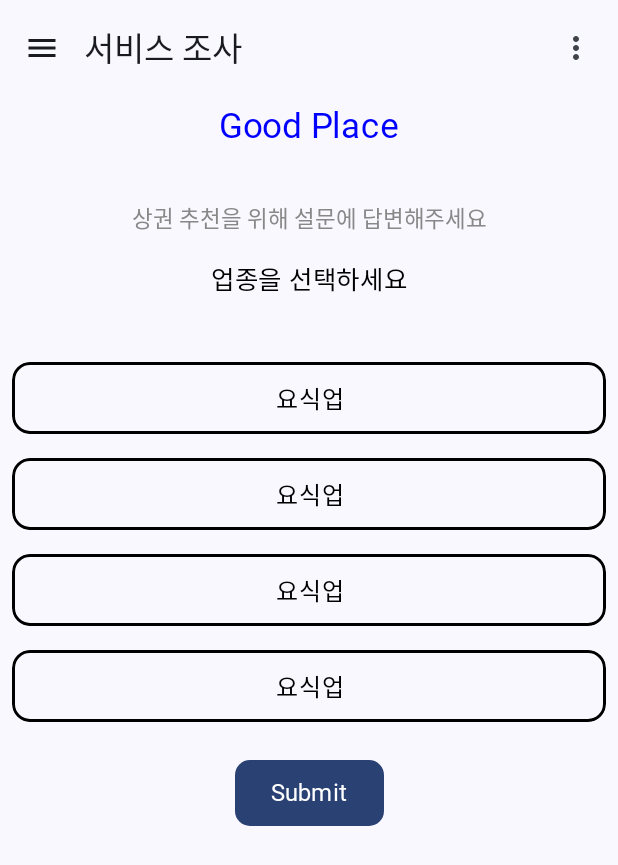
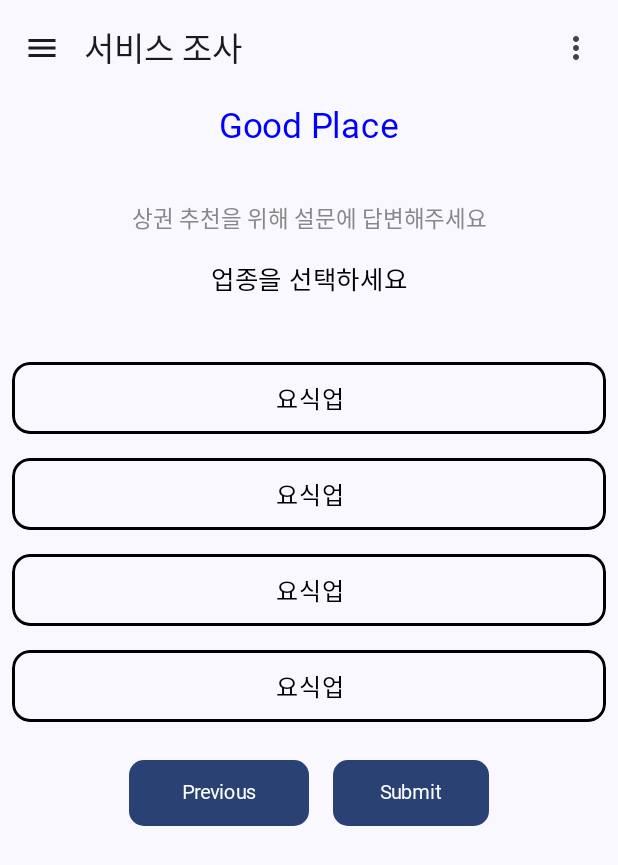
Before and after one commit to DESH-Project/desh, an Android app built with Jetpack Compose: the Survey2 screen opened through its navigation route, on a phone screen of 412 x 824 dp. Shown: the top 865 px of the screen. Run offline under Robolectric (Android 15) with nearby library versions, the phone set to English and light mode, and no system bars; Roboto replaces fonts that are not available here.

Commit message:
previous 버튼 완성

```diff
--- a/app/src/main/java/com/demo/desh/SurverActivity2.kt
+++ b/app/src/main/java/com/demo/desh/SurverActivity2.kt
@@ -66,6 +66,7 @@ class SurveyActivity2 : ComponentActivity() {
 fun SurveyScreen2(navController: NavController) {
     val appBarText = "서비스 조사"
     val submitButtonText = "Submit"
+    val prevButtonText = "Previous"
 
     ToolbarWithMenu2(name = appBarText)
 
@@ -82,23 +83,45 @@ fun SurveyScreen2(navController: NavController) {
             contentAlignment = Alignment.Center
         ) {
             CustomRadioGroup2()
+
+            Row() {
+                Arrangement.Center
+
                 Button(
                     onClick = {},
                     shape = RoundedCornerShape(10.dp),
                     modifier = Modifier
                         .height(44.dp)
-                    .width(99.dp)
+                        .width(120.dp)
+                ) {
+                    Text(
+                        text = prevButtonText,
+                        fontFamily = nanum,
+                        fontSize = 13.sp,
+                        color = Color.White
+                    )
+                }
+                Button(
+                    onClick = {},
+                    shape = RoundedCornerShape(10.dp),
+                    modifier = Modifier
+                        .height(44.dp)
+                        .width(120.dp)
+                        .padding(start = 16.dp)
                 ) {
                     Text(
                         text = submitButtonText,
                         fontFamily = nanum,
-                    fontSize = 16.sp,
+                        fontSize = 13.sp,
                         color = Color.White
                     )
+                }
+
             }
         }
     }
 }
+
 
 
 
```
Also changed, not shown: app/src/main/java/com/demo/desh/SurveyActivity.kt (+0 -78 lines). Lines whose indentation alone changed are shown as unchanged.
